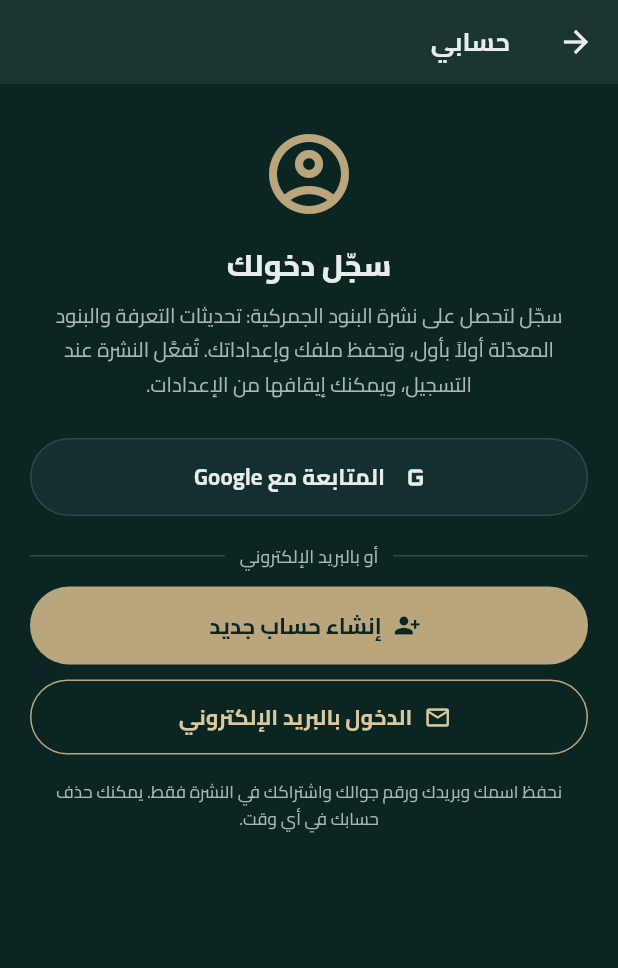
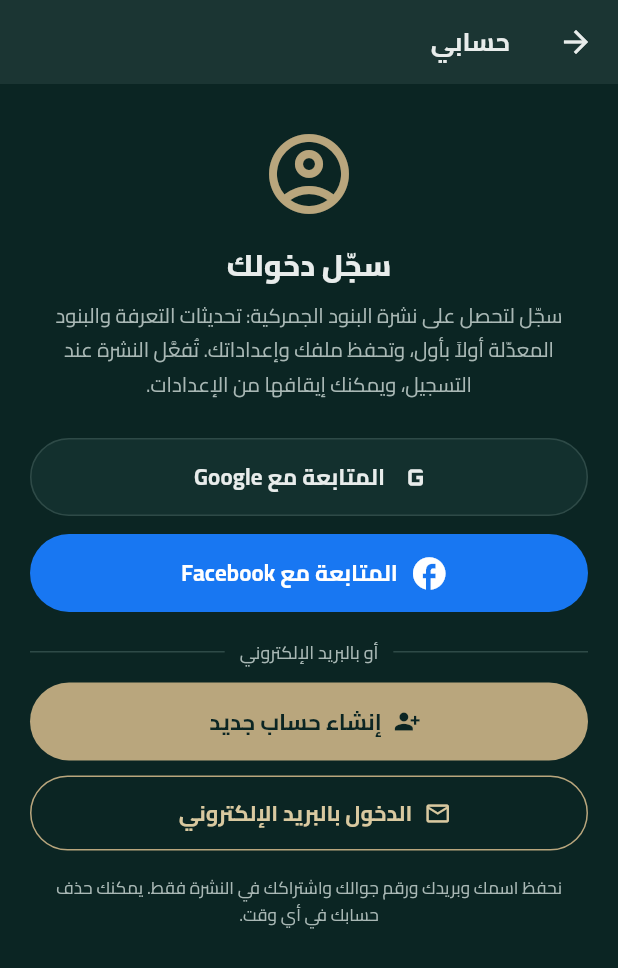
Before and after one commit to MIDTRANS-APP/midtrans-tariff-app, a Flutter app: the screen it shows after launch, after a tap on the "account circle" icon, on a phone screen of 412 x 824 dp. Shown: the top 968 px of the screen. Run offline on Flutter 3.47's test engine with Material 3 defaults, Android fonts, the phone set to English and light mode, and no system bars; our stand-ins replace cloud_firestore, firebase_auth, firebase_core, firebase_messaging, share_plus, shared_preferences; accounts and stored records are empty; network calls fail.

Commit message:
Facebook sign-in on: Meta app 1089754473832330
Co-Authored-By: Claude Opus 5.5 <noreply@anthropic.com>

```diff
--- a/lib/config.dart
+++ b/lib/config.dart
@@ -32,7 +32,7 @@ class AppConfig {
 
   /// Facebook sign-in shows once its Meta app (created from the owner's Meta account) is
   /// set in Firebase › Authentication › Facebook. Google and Apple need nothing here.
-  static const facebookSignIn = false;
+  static const facebookSignIn = true; // Meta app 1089754473832330 "Syrian Customs Tariff"
 
   /// The authority the figures come from (linked, never imitated).
   static const authorityUrl = 'https://website.syrianborders.gov.sy/';
```
